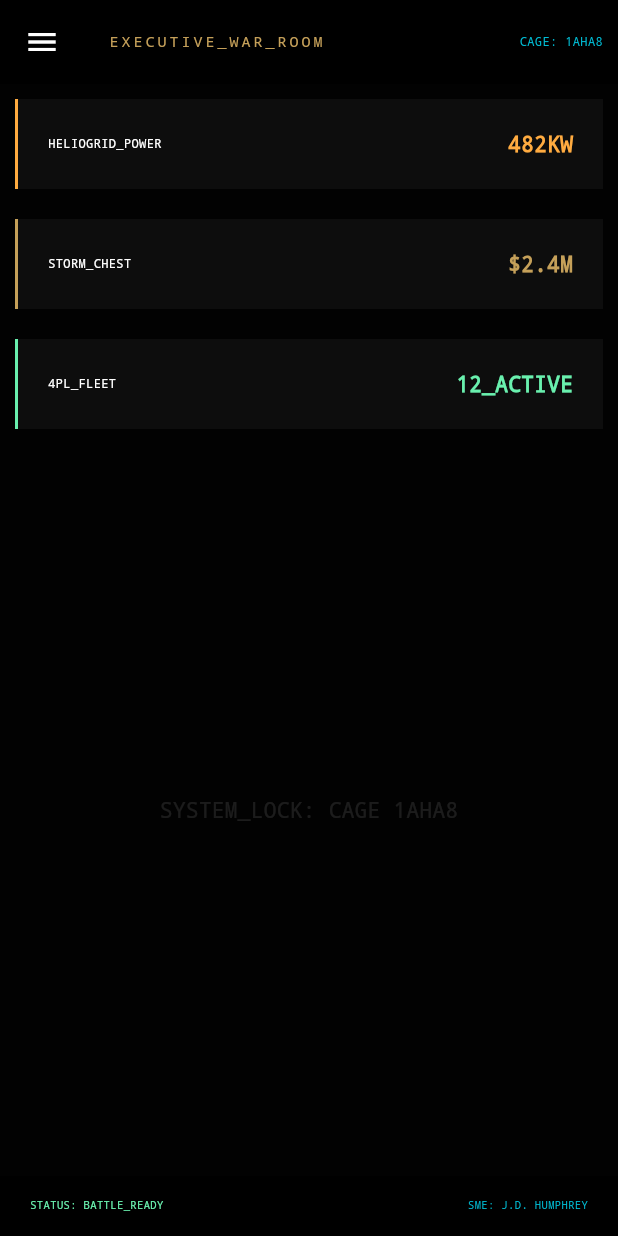
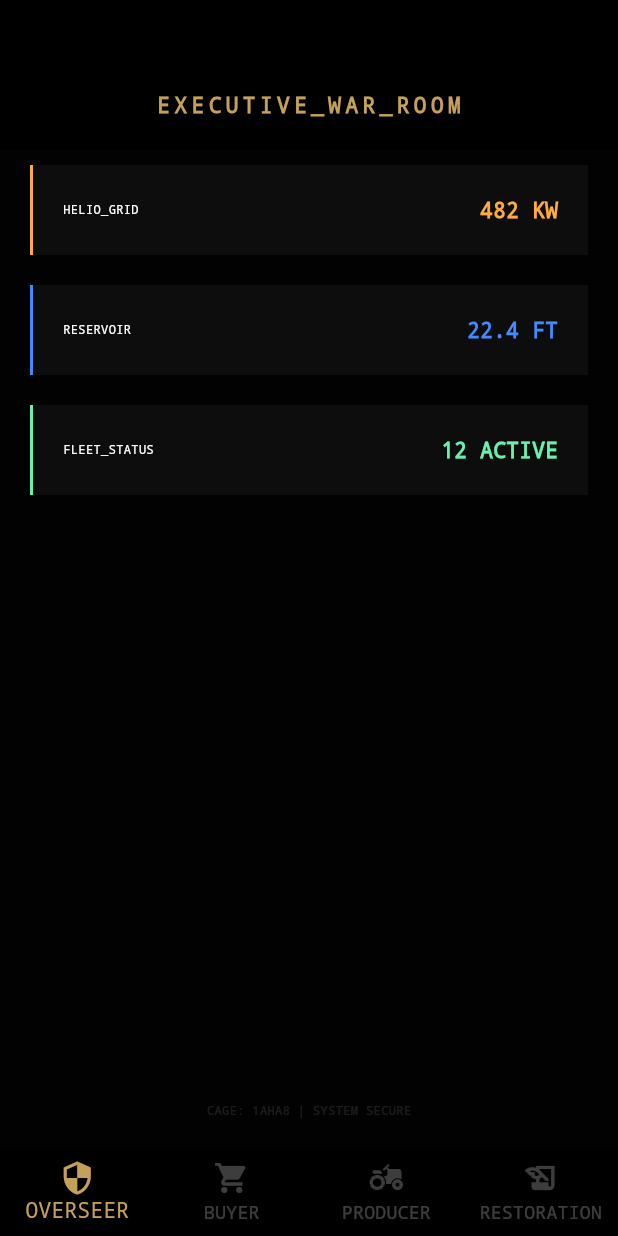
Before and after one commit to mrshumphrey3251-ai/HVF_NEXUS_CORE_V2, a Flutter app: the screen it shows after launch, on a phone screen of 412 x 824 dp. Run offline on Flutter 3.47's test engine with Material 3 defaults, Android fonts, the phone set to English and light mode, and no system bars; our stand-ins replace cloud_firestore, firebase_core; accounts and stored records are empty.

Commit message:
Update main.dart

```diff
--- a/lib/main.dart
+++ b/lib/main.dart
@@ -3,14 +3,14 @@ import 'package:firebase_core/firebase_core.dart';
 import 'package:cloud_firestore/cloud_firestore.dart';
 
 // =========================================================
-// HVF NEXUS OS - PRODUCTION CORE V140.0 (FULLY OPERATIONAL)
-// UNIFIED BUYER / SELLER / OVERSEER COMMAND
+// HVF NEXUS OS - CONSOLIDATED MASTER CORE V141.0
+// THE ENTIRE WAPANUCKA NODE IN ONE UNIT
+// CAGE: 1AHA8 | UEI: S1M4ENLHTDH5 | PATENT: TPP99424
 // AUTHORIZED BY: JEFFERY DONNELL HUMPHREY (CEO / SME)
 // =========================================================
 
 void main() async {
   WidgetsFlutterBinding.ensureInitialized();
-  // INITIALIZE FEDERAL-GRADE CLOUD INFRASTRUCTURE
   await Firebase.initializeApp(
     options: const FirebaseOptions(
       apiKey: "AIzaSyAPLSeGUyBXWHUDzGDTPULGnFs11EbPpO0",
@@ -21,11 +21,11 @@ void main() async {
       appId: "1:892263251736:web:899cc6ab03f6f5e9d82899",
     ),
   );
-  runApp(const HVFNexusOS());
+  runApp(const HVFNexusConsolidated());
 }
 
-class HVFNexusOS extends StatelessWidget {
-  const HVFNexusOS({super.key});
+class HVFNexusConsolidated extends StatelessWidget {
+  const HVFNexusConsolidated({super.key});
   @override
   Widget build(BuildContext context) {
     return MaterialApp(
@@ -36,124 +36,143 @@ class HVFNexusOS extends StatelessWidget {
         fontFamily: 'Courier',
         colorScheme: const ColorScheme.dark(primary: Color(0xFFC5A059), secondary: Colors.cyan),
       ),
-      home: const UnifiedSovereignCommand(),
+      home: const MainNavigationHub(),
     );
   }
 }
 
-class UnifiedSovereignCommand extends StatefulWidget {
-  const UnifiedSovereignCommand({super.key});
+class MainNavigationHub extends StatefulWidget {
+  const MainNavigationHub({super.key});
   @override
-  State<UnifiedSovereignCommand> createState() => _UnifiedSovereignCommandState();
+  State<MainNavigationHub> createState() => _MainNavigationHubState();
 }
 
-class _UnifiedSovereignCommandState extends State<UnifiedSovereignCommand> {
-  int _activeRoleIndex = 2; // Default to OVERSEER
+class _MainNavigationHubState extends State<MainNavigationHub> {
+  int _selectedIndex = 0;
 
-  final List<String> _roleTitles = ["BUYER_TERMINAL", "PRODUCER_PORTAL", "EXECUTIVE_WAR_ROOM"];
+  // CONSOLIDATED VIEWS
+  final List<Widget> _views = [
+    const OverseerDashboard(),
+    const BuyerTerminal(),
+    const ProducerPortal(),
+    const RestorationVault(),
+  ];
 
   @override
   Widget build(BuildContext context) {
     return Scaffold(
-      appBar: AppBar(
+      body: _views[_selectedIndex],
+      bottomNavigationBar: BottomNavigationBar(
+        currentIndex: _selectedIndex,
+        type: BottomNavigationBarType.fixed,
         backgroundColor: Colors.black,
-        title: Text(_roleTitles[_activeRoleIndex], style: const TextStyle(fontSize: 10, color: Color(0xFFC5A059), letterSpacing: 2)),
-        actions: const [Center(child: Text("CAGE: 1AHA8  ", style: TextStyle(fontSize: 8, color: Colors.cyan)))],
-      ),
-      drawer: _buildRoleDrawer(),
-      body: _buildActiveView(),
-      bottomNavigationBar: _buildSovereignStatus(),
-    );
-  }
-
-  // --- ROLE SWITCHER LOGIC ---
-  Widget _buildActiveView() {
-    switch (_activeRoleIndex) {
-      case 0: return _buyerTerminal();
-      case 1: return _producerPortal();
-      case 2: return _executiveWarRoom();
-      default: return _executiveWarRoom();
-    }
-  }
-
-  // 1. BUYER TERMINAL (ACQUISITION)
-  Widget _buyerTerminal() {
-    return StreamBuilder<QuerySnapshot>(
-      stream: FirebaseFirestore.instance.collection('listings').where('status', isEqualTo: 'AVAILABLE').snapshots(),
-      builder: (context, snapshot) {
-        if (!snapshot.hasData) return const Center(child: Text("SCANNING_MARKET..."));
-        return ListView(
-          padding: const EdgeInsets.all(20),
-          children: snapshot.data!.docs.map((doc) => Card(
-            color: const Color(0xFF0D0D0D),
-            child: ListTile(
-              title: Text(doc['title'], style: const TextStyle(fontWeight: FontWeight.bold)),
-              subtitle: Text("PRICE: \$${doc['price']} | SME_VERIFIED: ${doc['sme_verified']}"),
-              trailing: ElevatedButton(onPressed: () => _executePurchase(doc.id), child: const Text("BUY")),
-            ),
-          )).toList(),
-        );
-      },
-    );
-  }
-
-  // 2. PRODUCER PORTAL (ASSET UPLOAD)
-  Widget _producerPortal() {
-    return Padding(
-      padding: const EdgeInsets.all(20),
-      child: Column(
-        children: [
-          const Icon(Icons.video_call, size: 50, color: Colors.cyan),
-          const Text("UPLOAD PROOF OF LIFE (VIDEO)", style: TextStyle(fontSize: 8)),
-          const Spacer(),
-          ElevatedButton(
-            style: ElevatedButton.styleFrom(minimumSize: const Size(double.infinity, 60)),
-            onPressed: () {}, // Trigger Video Picker
-            child: const Text("INITIALIZE_UPLOAD"),
-          ),
+        selectedItemColor: const Color(0xFFC5A059),
+        unselectedItemColor: Colors.white24,
+        onTap: (index) => setState(() => _selectedIndex = index),
+        items: const [
+          BottomNavigationBarItem(icon: Icon(Icons.security), label: "OVERSEER"),
+          BottomNavigationBarItem(icon: Icon(Icons.shopping_cart), label: "BUYER"),
+          BottomNavigationBarItem(icon: Icon(Icons.agriculture), label: "PRODUCER"),
+          BottomNavigationBarItem(icon: Icon(Icons.history_edu), label: "RESTORATION"),
         ],
       ),
     );
   }
+}
 
-  // 3. EXECUTIVE WAR ROOM (OVERSEER)
-  Widget _executiveWarRoom() {
+// --- MODULE 1: OVERSEER (THE MACHINE) ---
+class OverseerDashboard extends StatelessWidget {
+  const OverseerDashboard({super.key});
+  @override
+  Widget build(BuildContext context) {
     return Column(
       children: [
-        _statBar("HELIOGRID_POWER", "482KW", Colors.orangeAccent),
-        _statBar("STORM_CHEST", "\$2.4M", const Color(0xFFC5A059)),
-        _statBar("4PL_FLEET", "12_ACTIVE", Colors.greenAccent),
-        const Expanded(child: Center(child: Text("SYSTEM_LOCK: CAGE 1AHA8", style: TextStyle(color: Colors.white10)))),
+        _header("EXECUTIVE_WAR_ROOM"),
+        _stat("HELIO_GRID", "482 KW", Colors.orangeAccent),
+        _stat("RESERVOIR", "22.4 FT", Colors.blueAccent),
+        _stat("FLEET_STATUS", "12 ACTIVE", Colors.greenAccent),
+        const Spacer(),
+        const Text("CAGE: 1AHA8 | SYSTEM SECURE", style: TextStyle(fontSize: 8, color: Colors.white10)),
+        const SizedBox(height: 20),
       ],
     );
   }
+}
 
-  // --- HELPER METHODS ---
-  Widget _statBar(String l, String v, Color c) => Container(
-    padding: const EdgeInsets.all(20), margin: const EdgeInsets.all(10),
-    decoration: BoxDecoration(color: const Color(0xFF0D0D0D), border: Border(left: BorderSide(color: c, width: 2))),
-    child: Row(mainAxisAlignment: MainAxisAlignment.spaceBetween, children: [Text(l, style: const TextStyle(fontSize: 8)), Text(v, style: TextStyle(color: c, fontWeight: FontWeight.bold))]),
-  );
-
-  Widget _buildRoleDrawer() => Drawer(
-    child: ListView(
+// --- MODULE 2: BUYER (THE EXCHANGE) ---
+class BuyerTerminal extends StatelessWidget {
+  const BuyerTerminal({super.key});
+  @override
+  Widget build(BuildContext context) {
+    return Column(
       children: [
-        const DrawerHeader(child: Center(child: Text("SELECT ROLE", style: TextStyle(color: Color(0xFFC5A059))))),
-        ListTile(title: const Text("BUYER"), onTap: () => setState(() { _activeRoleIndex = 0; Navigator.pop(context); })),
-        ListTile(title: const Text("SELLER"), onTap: () => setState(() { _activeRoleIndex = 1; Navigator.pop(context); })),
-        ListTile(title: const Text("OVERSEER"), onTap: () => setState(() { _activeRoleIndex = 2; Navigator.pop(context); })),
+        _header("INSTITUTIONAL_BUYER_TERMINAL"),
+        Expanded(
+          child: StreamBuilder<QuerySnapshot>(
+            stream: FirebaseFirestore.instance.collection('listings').snapshots(),
+            builder: (context, snapshot) {
+              if (!snapshot.hasData) return const Center(child: CircularProgressIndicator());
+              return ListView(
+                children: snapshot.data!.docs.map((doc) => ListTile(
+                  title: Text(doc['title']),
+                  subtitle: Text("PRICE: \$${doc['price']}"),
+                  trailing: const Icon(Icons.add_shopping_cart, color: Color(0xFFC5A059)),
+                )).toList(),
+              );
+            },
+          ),
+        ),
       ],
-    ),
-  );
-
-  Widget _buildSovereignStatus() => Container(
-    height: 40, color: Colors.black,
-    padding: const EdgeInsets.symmetric(horizontal: 20),
-    child: const Row(mainAxisAlignment: MainAxisAlignment.spaceBetween, children: [Text("STATUS: BATTLE_READY", style: TextStyle(fontSize: 7, color: Colors.greenAccent)), Text("SME: J.D. HUMPHREY", style: TextStyle(fontSize: 7, color: Colors.cyan))]),
-  );
-
-  Future<void> _executePurchase(String id) async {
-    // Transaction logic here
-    print("PURCHASING: $id");
+    );
   }
 }
+
+// --- MODULE 3: PRODUCER (THE FARM) ---
+class ProducerPortal extends StatelessWidget {
+  const ProducerPortal({super.key});
+  @override
+  Widget build(BuildContext context) {
+    return Column(
+      children: [
+        _header("PRODUCER_PROOF_PORTAL"),
+        const SizedBox(height: 40),
+        const Icon(Icons.videocam, size: 80, color: Colors.cyan),
+        const Text("UPLOAD_VIDEO_PROOF", style: TextStyle(letterSpacing: 2)),
+        const Padding(
+          padding: EdgeInsets.all(30),
+          child: Text("All uploads are timestamped and geo-tagged to the Wapanucka Node for SME verification.", textAlign: TextAlign.center, style: TextStyle(fontSize: 8, color: Colors.white38)),
+        ),
+        ElevatedButton(onPressed: () {}, child: const Text("INITIALIZE_UPLOAD")),
+      ],
+    );
+  }
+}
+
+// --- MODULE 4: RESTORATION (THE MISSION) ---
+class RestorationVault extends StatelessWidget {
+  const RestorationVault({super.key});
+  @override
+  Widget build(BuildContext context) {
+    return Column(
+      children: [
+        _header("VETERAN_ADVOCACY_VAULT"),
+        _stat("SSI/SSDI_CLAIMS", "4 PENDING", Colors.cyan),
+        _stat("SME_CERTIFICATIONS", "12 ACTIVE", Color(0xFFC5A059)),
+        _stat("90_DAY_GRACE", "8 PROVISIONAL", Colors.white24),
+      ],
+    );
+  }
+}
+
+// --- SHARED UI COMPONENTS ---
+Widget _header(String t) => Container(
+  width: double.infinity, padding: const EdgeInsets.only(top: 60, bottom: 20), color: Colors.black,
+  child: Center(child: Text(t, style: const TextStyle(color: Color(0xFFC5A059), letterSpacing: 3, fontWeight: FontWeight.bold))),
+);
+
+Widget _stat(String l, String v, Color c) => Container(
+  margin: const EdgeInsets.symmetric(horizontal: 20, vertical: 10),
+  padding: const EdgeInsets.all(20),
+  decoration: BoxDecoration(color: const Color(0xFF0D0D0D), border: Border(left: BorderSide(color: c, width: 2))),
+  child: Row(mainAxisAlignment: MainAxisAlignment.spaceBetween, children: [Text(l, style: const TextStyle(fontSize: 8)), Text(v, style: TextStyle(color: c, fontWeight: FontWeight.bold))]),
+);
```
